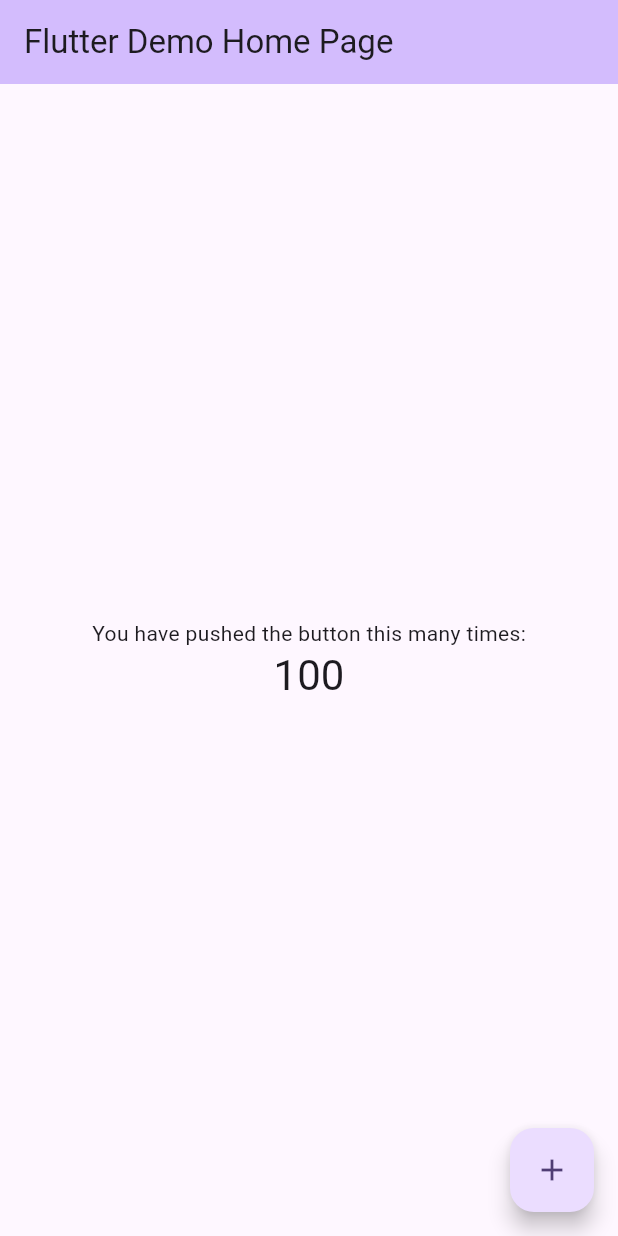
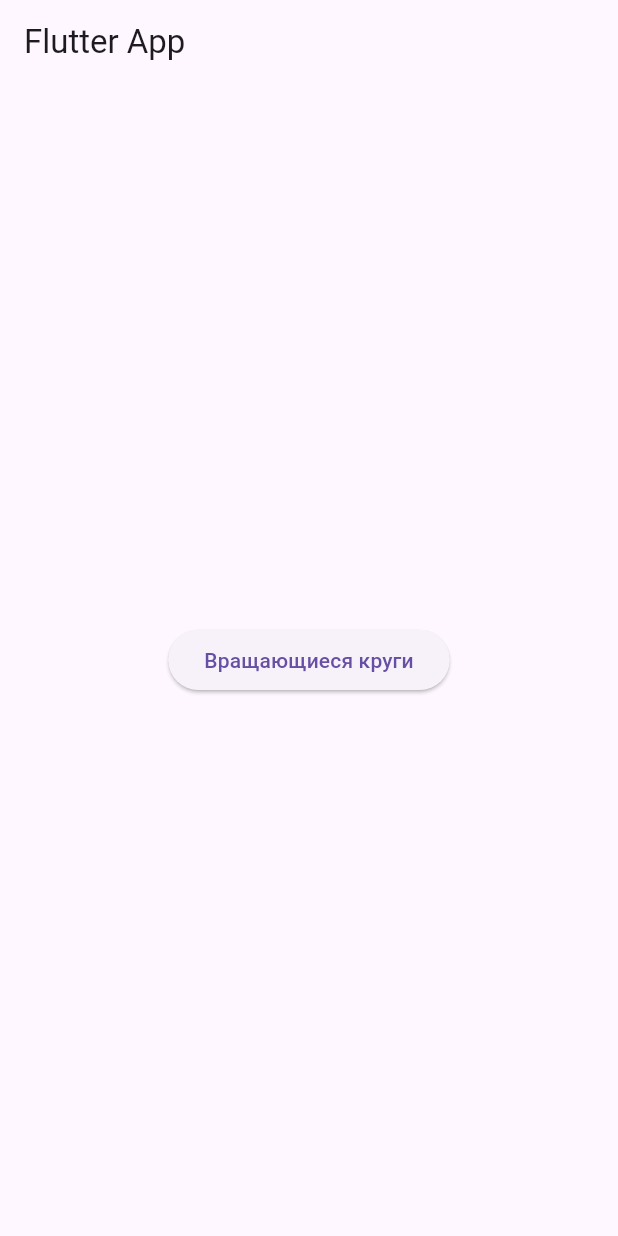
Before and after one commit to Pojerman/flutter-app, a Flutter app: the screen it shows after launch, on a phone screen of 412 x 824 dp. Run offline on Flutter 3.47's test engine with Material 3 defaults, Android fonts, the phone set to English and light mode, and no system bars.

```diff
--- a/lib/main.dart
+++ b/lib/main.dart
@@ -1,68 +1,16 @@
+// lib/main.dart
 import 'package:flutter/material.dart';
+import 'screens/home_screen.dart';
 
 void main() {
-  runApp(const MyApp());
+  runApp(MyApp());
 }
 
 class MyApp extends StatelessWidget {
-  const MyApp({super.key});
-
   @override
   Widget build(BuildContext context) {
     return MaterialApp(
-      title: 'Flutter Demo',
-      theme: ThemeData(
-        colorScheme: ColorScheme.fromSeed(seedColor: Colors.deepPurple),
-        useMaterial3: true,
-      ),
-      home: const MyHomePage(title: 'Flutter Demo Home Page'),
+      home: HomeScreen(),
     );
   }
 }
-
-class MyHomePage extends StatefulWidget {
-  const MyHomePage({super.key, required this.title});
-  final String title;
-
-  @override
-  State<MyHomePage> createState() => _MyHomePageState();
-}
-
-class _MyHomePageState extends State<MyHomePage> {
-  int _counter = 100;
-
-  void _incrementCounter() {
-    setState(() {
-      _counter++;
-    });
-  }
-
-  @override
-  Widget build(BuildContext context) {
-    return Scaffold(
-      appBar: AppBar(
-        backgroundColor: Theme.of(context).colorScheme.inversePrimary,
-        title: Text(widget.title),
-      ),
-      body: Center(
-        child: Column(
-          mainAxisAlignment: MainAxisAlignment.center,
-          children: <Widget>[
-            const Text(
-              'You have pushed the button this many times:',
-            ),
-            Text(
-              '$_counter',
-              style: Theme.of(context).textTheme.headlineMedium,
-            ),
-          ],
-        ),
-      ),
-      floatingActionButton: FloatingActionButton(
-        onPressed: _incrementCounter,
-        tooltip: 'Increment',
-        child: const Icon(Icons.add),
-      ),
-    );
-  }
-}
--- /dev/null
+++ b/lib/screens/home_screen.dart
@@ -0,0 +1,25 @@
+// lib/screens/home_screen.dart
+import 'package:flutter/material.dart';
+import 'rotating_circles_screen.dart';
+
+class HomeScreen extends StatelessWidget {
+  @override
+  Widget build(BuildContext context) {
+    return Scaffold(
+      appBar: AppBar(
+        title: Text('Flutter App'),
+      ),
+      body: Center(
+        child: ElevatedButton(
+          onPressed: () {
+            Navigator.push(
+              context,
+              MaterialPageRoute(builder: (context) => RotatingCirclesScreen()),
+            );
+          },
+          child: Text('Вращающиеся круги'),
+        ),
+      ),
+    );
+  }
+}
```
Also changed, not shown: lib/screens/rotating_circles_screen.dart (added, +59 -0 lines), lib/widgets/rotating_circle.dart (added, +22 -0 lines).
